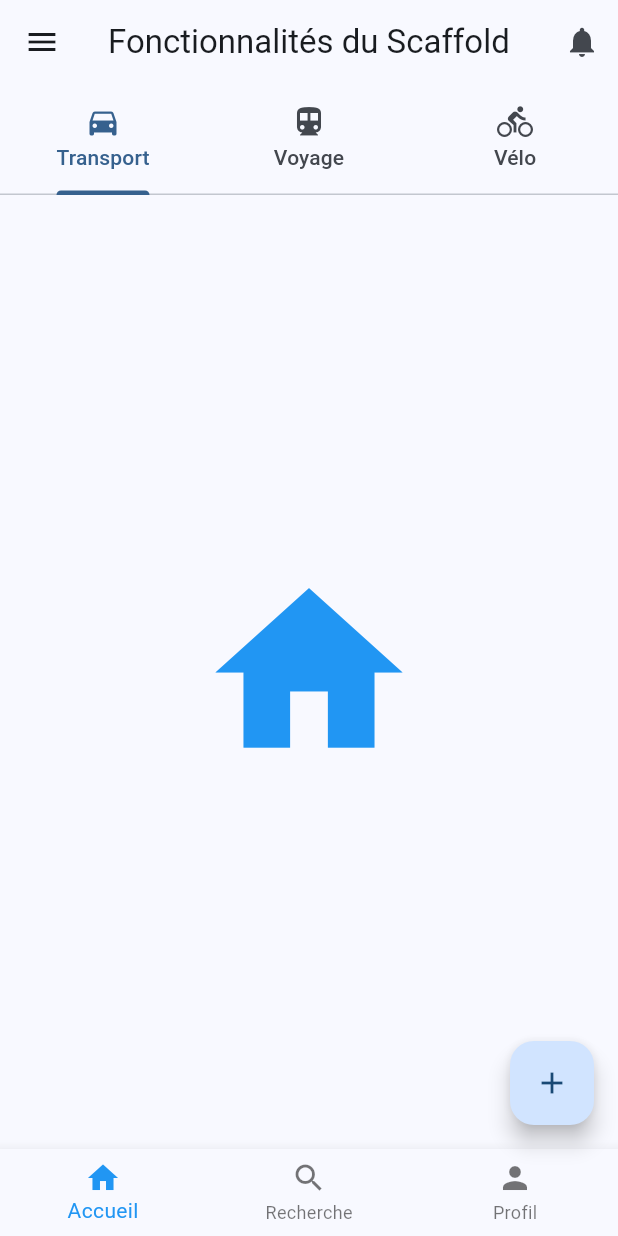
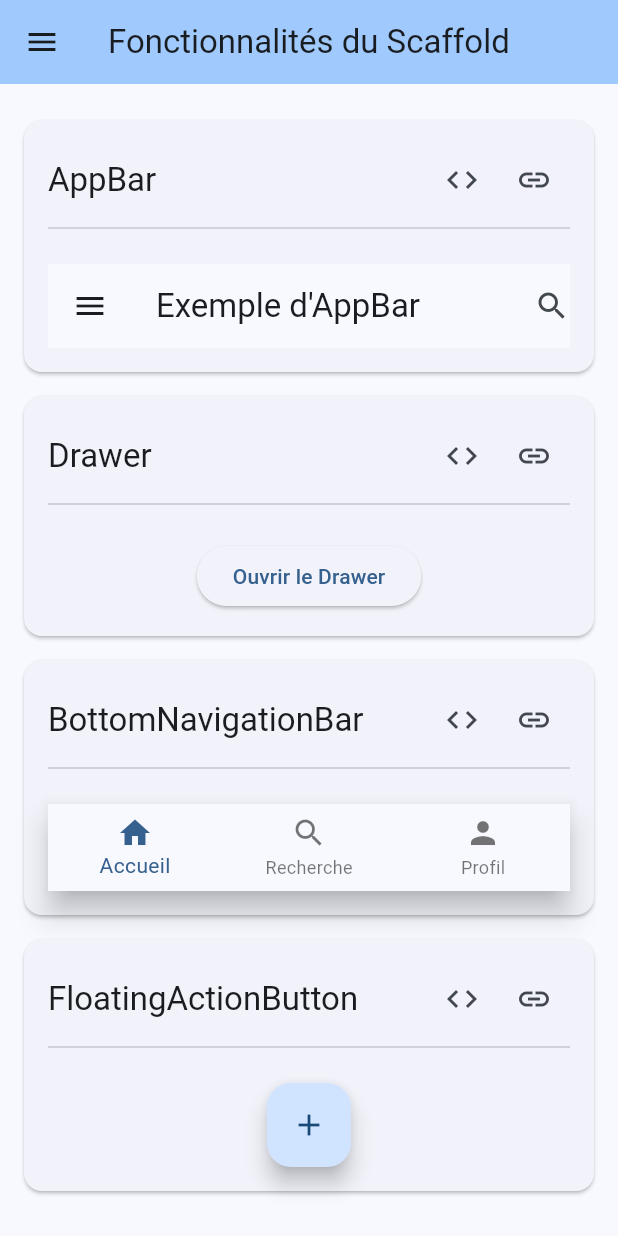
Before and after one commit to EducLecomte/flutter_widget_box, a Flutter app: the ScaffoldFeaturesPage screen opened directly, on a phone screen of 412 x 824 dp. Run offline on Flutter 3.47's test engine with Material 3 defaults, Android fonts, the phone set to English and light mode, and no system bars.

Commit message:
correctif button

```diff
--- a/lib/widgets/scaffold_features_page.dart
+++ b/lib/widgets/scaffold_features_page.dart
@@ -25,121 +25,129 @@ class _ScaffoldFeaturesPageState extends State<ScaffoldFeaturesPage> {
 
   @override
   Widget build(BuildContext context) {
-    // DefaultTabController fournit un TabController au Scaffold et à ses enfants.
-    return DefaultTabController(
-      length: 3, // Le nombre d'onglets
-      child: Scaffold(
+    // Le Scaffold principal de la page
+    return Scaffold(
       appBar: AppBar(
         title: const Text('Fonctionnalités du Scaffold'),
-          actions: <Widget>[
-            IconButton(
-              icon: const Icon(Icons.notifications),
-              tooltip: 'Notifications',
-              onPressed: () {
-                ScaffoldMessenger.of(context).showSnackBar(
-                    const SnackBar(content: Text('Pas de nouvelles notifications.')));
-              },
+        backgroundColor: Theme.of(context).colorScheme.inversePrimary,
       ),
-          ],
-          // La TabBar est placée en bas de l'AppBar
-          bottom: const TabBar(
-            tabs: [
-              Tab(icon: Icon(Icons.directions_car), text: 'Transport'),
-              Tab(icon: Icon(Icons.directions_transit), text: 'Voyage'),
-              Tab(icon: Icon(Icons.directions_bike), text: 'Vélo'),
-            ],
-          ),
-        ),
-        // Le corps est maintenant un TabBarView pour afficher le contenu des onglets
-        body: TabBarView(
-          children: [
-            // Le contenu du premier onglet
-            Center(child: _widgetOptions.elementAt(_selectedIndex)),
-            // Le contenu du deuxième onglet
-            const Center(child: Text('Contenu de l\'onglet Voyage')),
-            // Le contenu du troisième onglet
-            const Center(child: Text('Contenu de l\'onglet Vélo')),
-          ],
-        ),
+      // Le Drawer est défini ici pour que le bouton dans le corps puisse l'ouvrir
       drawer: Drawer(
         child: ListView(
           padding: EdgeInsets.zero,
           children: <Widget>[
             const DrawerHeader(
-                decoration: BoxDecoration(
-                  color: Colors.blue,
-                ),
-                child: Text(
-                  'Tiroir de navigation (Drawer)',
-                  style: TextStyle(color: Colors.white, fontSize: 24),
-                ),
+              decoration: BoxDecoration(color: Colors.blue),
+              child: Text('Menu Drawer', style: TextStyle(color: Colors.white, fontSize: 24)),
             ),
             ListTile(
               leading: const Icon(Icons.home),
               title: const Text('Accueil'),
-                onTap: () {
-                  Navigator.pop(context); // Ferme le drawer
-                },
+              onTap: () => Navigator.of(context).pop(),
             ),
-              ListTile(
-                leading: const Icon(Icons.settings),
-                title: const Text('Paramètres'),
-                onTap: () {
-                  Navigator.pop(context);
-                },
-              ),
-              const Divider(),
             ListTile(
               leading: const Icon(Icons.arrow_back),
               title: const Text('Retour au menu principal'),
-                onTap: () {
-                  Navigator.of(context).popUntil((route) => route.isFirst);
-                },
+              onTap: () => Navigator.of(context).popUntil((route) => route.isFirst),
             ),
           ],
         ),
       ),
-        bottomNavigationBar: BottomNavigationBar(
+      body: ListView(
+        padding: const EdgeInsets.all(16.0),
+        children: [
+          WidgetShowcase(
+            title: 'AppBar',
+            widget: Material(
+              child: AppBar(
+                title: Text('Exemple d\'AppBar'),
+                actions: [Icon(Icons.search)],
+              ),
+            ),
+            sourceCode: '''
+Scaffold(
+  appBar: AppBar(
+    title: const Text('Titre'),
+    actions: <Widget>[
+      IconButton(
+        icon: const Icon(Icons.search),
+        onPressed: () {},
+      ),
+    ],
+  ),
+)''',
+            docUrl: 'https://api.flutter.dev/flutter/material/AppBar-class.html',
+          ),
+          WidgetShowcase(
+            title: 'Drawer',
+            widget: Builder(
+              // Le Builder fournit un nouveau BuildContext qui connaît le Scaffold parent.
+              builder: (context) => ElevatedButton(
+                onPressed: () {
+                  Scaffold.of(context).openDrawer();
+                },
+                child: const Text('Ouvrir le Drawer'),
+              ),
+            ),
+            sourceCode: '''
+Scaffold(
+  // ... appBar
+  drawer: Drawer(
+    child: ListView(
+      children: const <Widget>[
+        DrawerHeader(child: Text('Titre du Drawer')),
+        ListTile(title: Text('Item 1')),
+        ListTile(title: Text('Item 2')),
+      ],
+    ),
+  ),
+)''',
+            docUrl: 'https://api.flutter.dev/flutter/material/Drawer-class.html',
+          ),
+          WidgetShowcase(
+            title: 'BottomNavigationBar',
+            widget: BottomNavigationBar(
+              currentIndex: _selectedIndex,
+              onTap: _onItemTapped,
               items: const <BottomNavigationBarItem>[
                 BottomNavigationBarItem(icon: Icon(Icons.home), label: 'Accueil'),
                 BottomNavigationBarItem(icon: Icon(Icons.search), label: 'Recherche'),
                 BottomNavigationBarItem(icon: Icon(Icons.person), label: 'Profil'),
               ],
+            ),
+            sourceCode: '''
+Scaffold(
+  // ...
+  bottomNavigationBar: BottomNavigationBar(
     currentIndex: _selectedIndex,
-          selectedItemColor: Colors.blue,
-          onTap: _onItemTapped,
+    onTap: (index) => setState(() => _selectedIndex = index),
+    items: const <BottomNavigationBarItem>[
+      BottomNavigationBarItem(icon: Icon(Icons.home), label: 'Accueil'),
+      BottomNavigationBarItem(icon: Icon(Icons.search), label: 'Recherche'),
+    ],
   ),
+)''',
+            docUrl: 'https://api.flutter.dev/flutter/material/BottomNavigationBar-class.html',
+          ),
+          const WidgetShowcase(
+            title: 'FloatingActionButton',
+            widget: FloatingActionButton(
+              onPressed: null,
+              child: Icon(Icons.add),
+            ),
+            sourceCode: '''
+Scaffold(
+  // ...
   floatingActionButton: FloatingActionButton(
-          onPressed: () {
-            ScaffoldMessenger.of(context).showSnackBar(
-              const SnackBar(content: Text('Action du bouton flottant !')),
-            );
-          },
+    onPressed: () {},
     tooltip: 'Ajouter',
     child: const Icon(Icons.add),
   ),
+)''',
+            docUrl: 'https://api.flutter.dev/flutter/material/FloatingActionButton-class.html',
+          ),
+        ],
       ),
     );
   }
 }
-
-/*
-  Note: Pour la page ScaffoldFeaturesPage, l'application du WidgetShowcase
-  est un peu plus complexe car le Scaffold lui-même est le widget principal
-  qui intègre plusieurs fonctionnalités.
-
-  Plutôt que d'envelopper le Scaffold entier dans un WidgetShowcase,
-  ce qui serait redondant, nous allons créer des WidgetShowcase pour
-  chaque *composant* du Scaffold (AppBar, Drawer, BottomNavigationBar, FAB).
-
-  Cependant, pour garder la page fonctionnelle et ne pas la surcharger
-  avec des imbrications complexes, je vais laisser la structure actuelle
-  du Scaffold intacte et ne pas appliquer WidgetShowcase directement ici.
-
-  Si l'objectif était de montrer chaque composant du Scaffold isolément,
-  il faudrait créer des pages séparées pour AppBar, Drawer, etc.,
-  et les y présenter avec WidgetShowcase.
-
-  Pour l'instant, la page ScaffoldFeaturesPage sert de démonstration
-  intégrée de ces composants.
-*/
```
Also changed, not shown: lib/widgets/button_widgets.dart (+6 -6 lines). Lines whose indentation alone changed are shown as unchanged.
